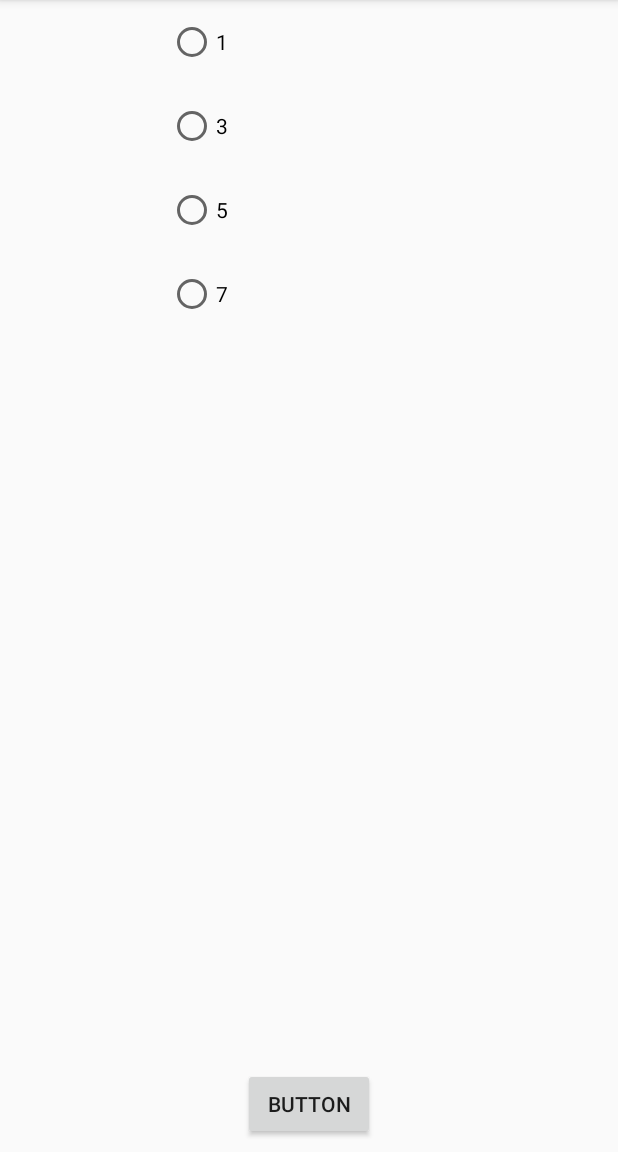
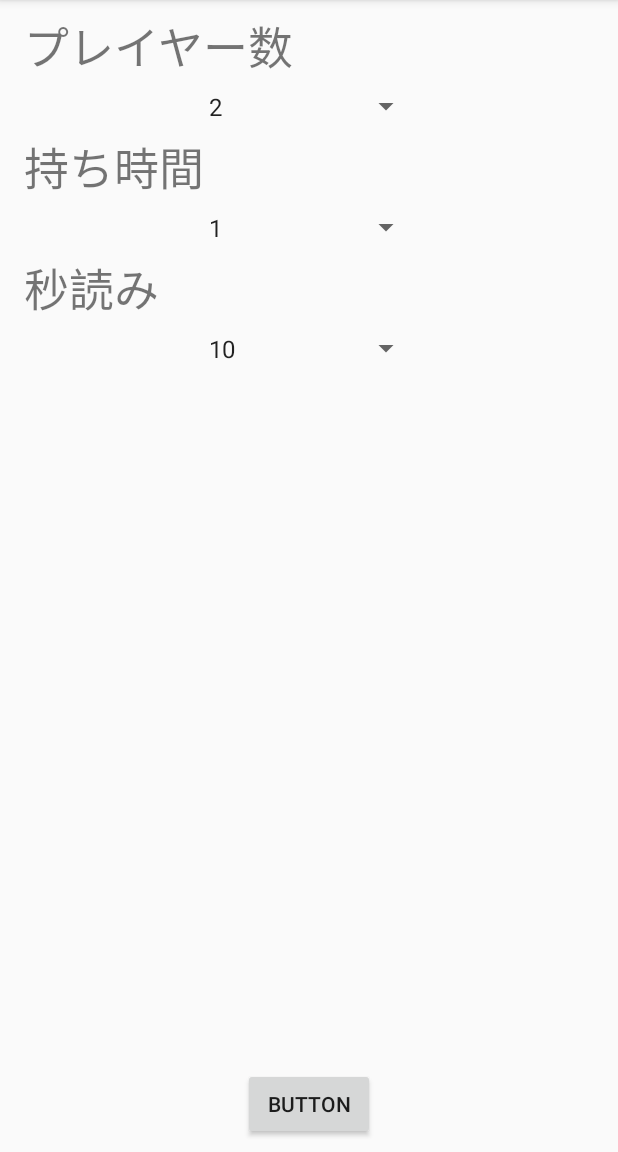
Before and after one commit to Raba227/AndroidStudio, an Android app: the screen it shows after launch (SelectActivity), on a phone screen of 412 x 824 dp, the part 84-1236 px from its top. Run offline under Robolectric (Android 15) with nearby library versions, the phone set to English and light mode, and no system bars.

Commit message:
add selection of playerNumber, countNumber, secNumber.

```diff
--- a/ChessClock/app/src/main/java/com/example/chessclock/MainActivity.java
+++ b/ChessClock/app/src/main/java/com/example/chessclock/MainActivity.java
@@ -29,9 +29,9 @@ public class MainActivity extends AppCompatActivity {
         setContentView(R.layout.activity_main);
 
         // インスタンス初期化
-        sec = 30000;
         player_number = 2;
         InitialCountNumber = 60000 * getIntent().getLongExtra("countNumber", 0);
+        sec = 1000 * getIntent().getLongExtra("secNumber", 0);
         TextView textView = findViewById(R.id.timer1);
         timerText.add(textView);
         textView = findViewById(R.id.timer2);
--- a/ChessClock/app/src/main/java/com/example/chessclock/SelectActivity.java
+++ b/ChessClock/app/src/main/java/com/example/chessclock/SelectActivity.java
@@ -4,33 +4,52 @@ import android.content.Intent;
 import android.support.v7.app.AppCompatActivity;
 import android.os.Bundle;
 import android.view.View;
+import android.widget.ArrayAdapter;
 import android.widget.Button;
 import android.widget.RadioButton;
 import android.widget.RadioGroup;
+import android.widget.Spinner;
 
 public class SelectActivity extends AppCompatActivity {
-    private long countNumber;
+    private int playerNumber;
+    private long countNumber, secNumber;
     private RadioGroup times;
+    private Spinner player_spinner, time_spinner, sec_spinner;
 
     @Override
     protected void onCreate(Bundle savedInstanceState) {
         super.onCreate(savedInstanceState);
         setContentView(R.layout.activity_select);
 
-        times = findViewById(R.id.times);
+        // spinnerにアイテムセット
+        ArrayAdapter<CharSequence> adapter1 = ArrayAdapter.createFromResource(this, R.array.player_number, android.R.layout.simple_spinner_item);
+        adapter1.setDropDownViewResource(android.R.layout.simple_spinner_dropdown_item);
+        ArrayAdapter<CharSequence> adapter2 = ArrayAdapter.createFromResource(this, R.array.time, android.R.layout.simple_spinner_item);
+        adapter2.setDropDownViewResource(android.R.layout.simple_spinner_dropdown_item);
+        ArrayAdapter<CharSequence> adapter3 = ArrayAdapter.createFromResource(this, R.array.sec, android.R.layout.simple_spinner_item);
+        adapter3.setDropDownViewResource(android.R.layout.simple_spinner_dropdown_item);
+
+
+        player_spinner = findViewById(R.id.player_number);
+        player_spinner.setAdapter(adapter1);
+        time_spinner = findViewById(R.id.time);
+        time_spinner.setAdapter(adapter2);
+        sec_spinner = findViewById(R.id.second);
+        sec_spinner.setAdapter(adapter3);
+
         Button button = findViewById(R.id.button);
 
         button.setOnClickListener(new View.OnClickListener() {
             @Override
             public void onClick(View v) {
-                int checkedId = times.getCheckedRadioButtonId();
-                if (checkedId != -1) {
-                    RadioButton rb = findViewById(checkedId);
-                    countNumber = Long.parseLong(rb.getText().toString());
-                    Intent intent = new Intent(getApplicationContext(), MainActivity.class);
-                    intent.putExtra("countNumber", countNumber);
-                    startActivity(intent);
-                }
+                playerNumber = Integer.parseInt((String)player_spinner.getSelectedItem());
+                countNumber = Long.parseLong((String)time_spinner.getSelectedItem());
+                secNumber = Long.parseLong((String)sec_spinner.getSelectedItem());
+                Intent intent = new Intent(getApplicationContext(), MainActivity.class);
+                intent.putExtra("playerNumber", playerNumber);
+                intent.putExtra("countNumber", countNumber);
+                intent.putExtra("secNumber", secNumber);
+                startActivity(intent);
             }
         });
     }
--- a/ChessClock/app/src/main/res/layout/activity_select.xml
+++ b/ChessClock/app/src/main/res/layout/activity_select.xml
@@ -16,40 +16,64 @@
         app:layout_constraintEnd_toEndOf="parent"
         app:layout_constraintStart_toStartOf="parent" />
 
-    <RadioGroup
-        android:id="@+id/times"
-        android:layout_width="188dp"
-        android:layout_height="224dp"
+    <Spinner
+        android:id="@+id/player_number"
+        android:layout_width="150dp"
+        android:layout_height="35dp"
+        android:layout_marginStart="8dp"
+        android:layout_marginEnd="8dp"
+        app:layout_constraintBottom_toTopOf="@+id/textView2"
         app:layout_constraintEnd_toEndOf="parent"
         app:layout_constraintStart_toStartOf="parent"
-        app:layout_constraintTop_toTopOf="parent">
+        app:layout_constraintTop_toBottomOf="@+id/textView" />
 
-        <RadioButton
-            android:id="@+id/radio1"
+    <TextView
+        android:id="@+id/textView"
         android:layout_width="wrap_content"
         android:layout_height="wrap_content"
-            android:layout_weight="1"
-            android:text="@string/minute1" />
+        android:layout_marginStart="16dp"
+        android:layout_marginTop="8dp"
+        android:text="@string/player"
+        android:textSize="30sp"
+        app:layout_constraintStart_toStartOf="parent"
+        app:layout_constraintTop_toTopOf="parent" />
 
-        <RadioButton
-            android:id="@+id/radio2"
+    <TextView
+        android:id="@+id/textView2"
         android:layout_width="wrap_content"
         android:layout_height="wrap_content"
-            android:layout_weight="1"
-            android:text="@string/minute2" />
+        android:layout_marginStart="16dp"
+        android:text="@string/time"
+        android:textSize="30sp"
+        app:layout_constraintStart_toStartOf="parent"
+        app:layout_constraintTop_toBottomOf="@+id/player_number" />
 
-        <RadioButton
-            android:id="@+id/radio3"
+    <Spinner
+        android:id="@+id/time"
+        android:layout_width="150dp"
+        android:layout_height="35dp"
+        android:layout_marginStart="8dp"
+        android:layout_marginEnd="8dp"
+        app:layout_constraintEnd_toEndOf="parent"
+        app:layout_constraintStart_toStartOf="parent"
+        app:layout_constraintTop_toBottomOf="@+id/textView2" />
+
+    <TextView
+        android:id="@+id/textView3"
         android:layout_width="wrap_content"
         android:layout_height="wrap_content"
-            android:layout_weight="1"
-            android:text="@string/minute3" />
+        android:layout_marginStart="16dp"
+        android:text="@string/second"
+        android:textSize="30sp"
+        app:layout_constraintStart_toStartOf="parent"
+        app:layout_constraintTop_toBottomOf="@+id/time" />
 
-        <RadioButton
-            android:id="@+id/radio4"
-            android:layout_width="wrap_content"
-            android:layout_height="wrap_content"
-            android:layout_weight="1"
-            android:text="@string/minute4" />
-    </RadioGroup>
+    <Spinner
+        android:id="@+id/second"
+        android:layout_width="150dp"
+        android:layout_height="35dp"
+        app:layout_constraintEnd_toEndOf="parent"
+        app:layout_constraintStart_toStartOf="parent"
+        app:layout_constraintTop_toBottomOf="@+id/textView3" />
+
 </android.support.constraint.ConstraintLayout>
--- a/ChessClock/app/src/main/res/values/strings.xml
+++ b/ChessClock/app/src/main/res/values/strings.xml
@@ -4,4 +4,27 @@
     <string name="minute2">3</string>
     <string name="minute3">5</string>
     <string name="minute4">7</string>
+    <string name="player">プレイヤー数</string>
+    <string name="time">持ち時間</string>
+    <string name="second">秒読み</string>
+    <string-array name="player_number">
+        <item>2</item>
+        <item>3</item>
+        <item>4</item>
+        <item>5</item>
+        <item>6</item>
+    </string-array>
+    <string-array name="time">
+        <item>1</item>
+        <item>3</item>
+        <item>5</item>
+        <item>10</item>
+        <item>15</item>
+        <item>20</item>
+    </string-array>
+    <string-array name="sec">
+        <item>10</item>
+        <item>20</item>
+        <item>30</item>
+    </string-array>
 </resources>
```
Lines whose indentation alone changed are shown as unchanged.
